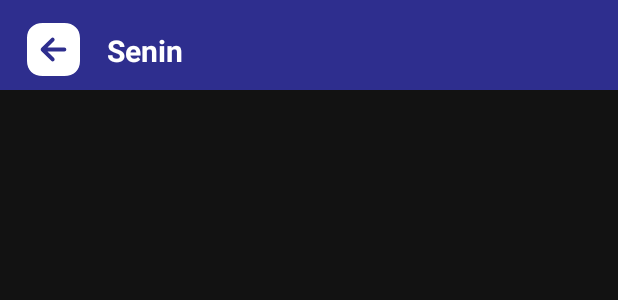
After one commit to ookapratama/alarm_kampus, an Android app: the layout activity_jadwal_matkul.xml on its own in the app's theme, with its tools: preview values and no code run, on a phone screen of 412 x 824 dp. The commit adds this screen. Shown: the top 300 px of the screen. Run offline under Robolectric (Android 15) with nearby library versions, the phone set to English and light mode, and no system bars.

Commit message:
tmbah btn back di jadwal & tmbah view setting

```diff
--- /dev/null
+++ b/app/src/main/res/drawable/ic_arrow.xml
@@ -0,0 +1,9 @@
+<vector xmlns:android="http://schemas.android.com/apk/res/android"
+    android:width="35dp"
+    android:height="35dp"
+    android:viewportWidth="30"
+    android:viewportHeight="30">
+  <path
+      android:pathData="M21.135,0C26.43,0 30,3.407 30,8.49V21.495C30,26.58 26.43,30 21.135,30H8.88C3.57,30 0,26.58 0,21.495V8.49C0,3.407 3.57,0 8.88,0H21.135ZM15.315,8.58C14.88,8.145 14.16,8.145 13.725,8.58L8.07,14.205C7.65,14.625 7.65,15.375 8.07,15.795L13.725,21.42C14.16,21.855 14.88,21.855 15.315,21.42C15.75,20.97 15.75,20.265 15.315,19.815L11.595,16.125H21.12C21.75,16.125 22.245,15.615 22.245,15C22.245,14.37 21.75,13.875 21.12,13.875H11.595L15.315,10.17C15.525,9.96 15.645,9.66 15.645,9.375C15.645,9.092 15.525,8.805 15.315,8.58Z"
+      android:fillColor="#ffffff"/>
+</vector>
--- a/app/src/main/res/layout/activity_home.xml
+++ b/app/src/main/res/layout/activity_home.xml
@@ -55,7 +55,10 @@
             android:layout_alignParentEnd="true"
             android:layout_alignParentBottom="true"
             android:layout_margin="20dp"
+            android:clickable="true"
+            android:id="@+id/setting"
             />
+
     </RelativeLayout>
 
 
--- /dev/null
+++ b/app/src/main/res/layout/activity_jadwal_matkul.xml
@@ -0,0 +1,52 @@
+<?xml version="1.0" encoding="utf-8"?>
+<LinearLayout xmlns:android="http://schemas.android.com/apk/res/android"
+    xmlns:app="http://schemas.android.com/apk/res-auto"
+    xmlns:tools="http://schemas.android.com/tools"
+    android:layout_width="match_parent"
+    android:layout_height="match_parent"
+    tools:context=".JadwalMatkul"
+    android:background="#121212"
+    android:orientation="vertical">
+
+    <RelativeLayout
+        android:layout_width="match_parent"
+        android:layout_height="wrap_content"
+        >
+        <View
+            android:layout_width="match_parent"
+            android:layout_height="60dp"
+            android:background="#2E2E8E"
+            />
+
+        <LinearLayout
+            android:layout_width="wrap_content"
+            android:layout_height="wrap_content"
+            android:orientation="horizontal">
+
+            <ImageView
+                android:id="@+id/back"
+                android:clickable="true"
+                android:layout_width="wrap_content"
+                android:layout_height="wrap_content"
+                android:src="@drawable/ic_arrow"
+                android:layout_alignParentLeft="true"
+                android:layout_marginVertical="15dp"
+                android:layout_marginHorizontal="18dp"
+                />
+
+            <TextView
+                android:layout_width="wrap_content"
+                android:layout_height="wrap_content"
+                android:text="Senin"
+                android:textColor="@color/white"
+                android:textSize="20dp"
+                android:textStyle="bold"
+                android:layout_alignParentLeft="true"
+                android:layout_marginVertical="20dp"
+                />
+        </LinearLayout>
+
+
+    </RelativeLayout>
+
+</LinearLayout>
```
Also changed, not shown: app/src/main/AndroidManifest.xml (+16 -2 lines), app/src/main/java/com/example/alarm_kampus/HomeActivity.java (+17 -0 lines), app/src/main/java/com/example/alarm_kampus/JadwalMatkul.java (added, +31 -0 lines), app/src/main/java/com/example/alarm_kampus/Setting.java (added, +14 -0 lines), app/src/main/res/layout/activity_setting.xml (added, +9 -0 lines).
